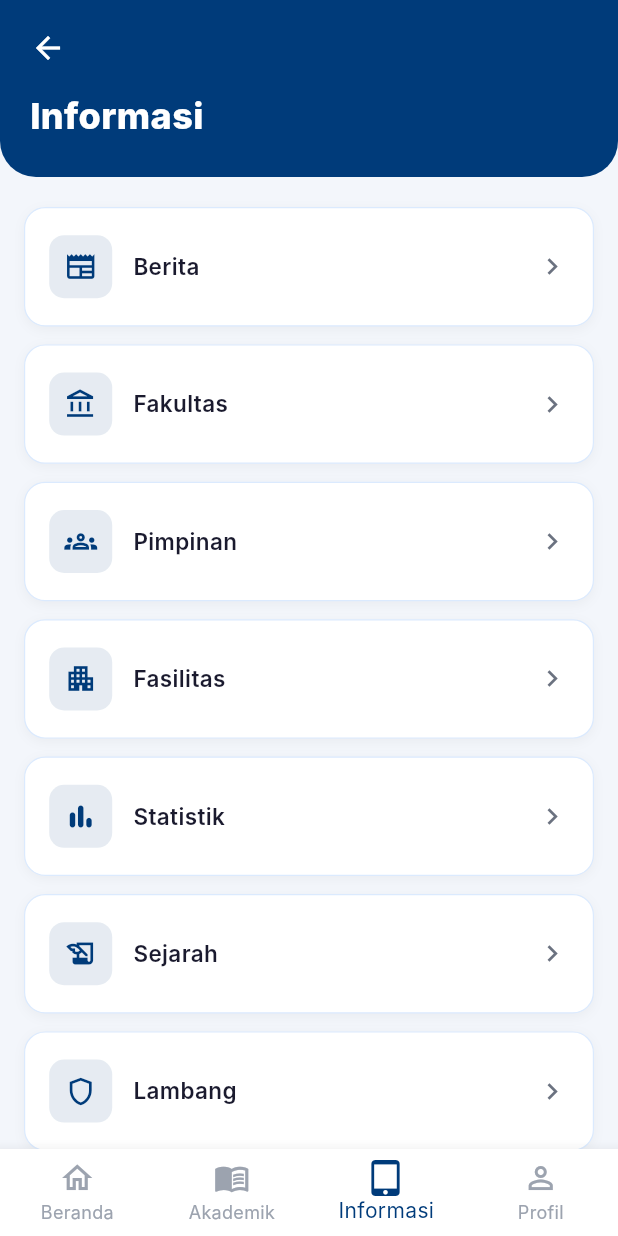
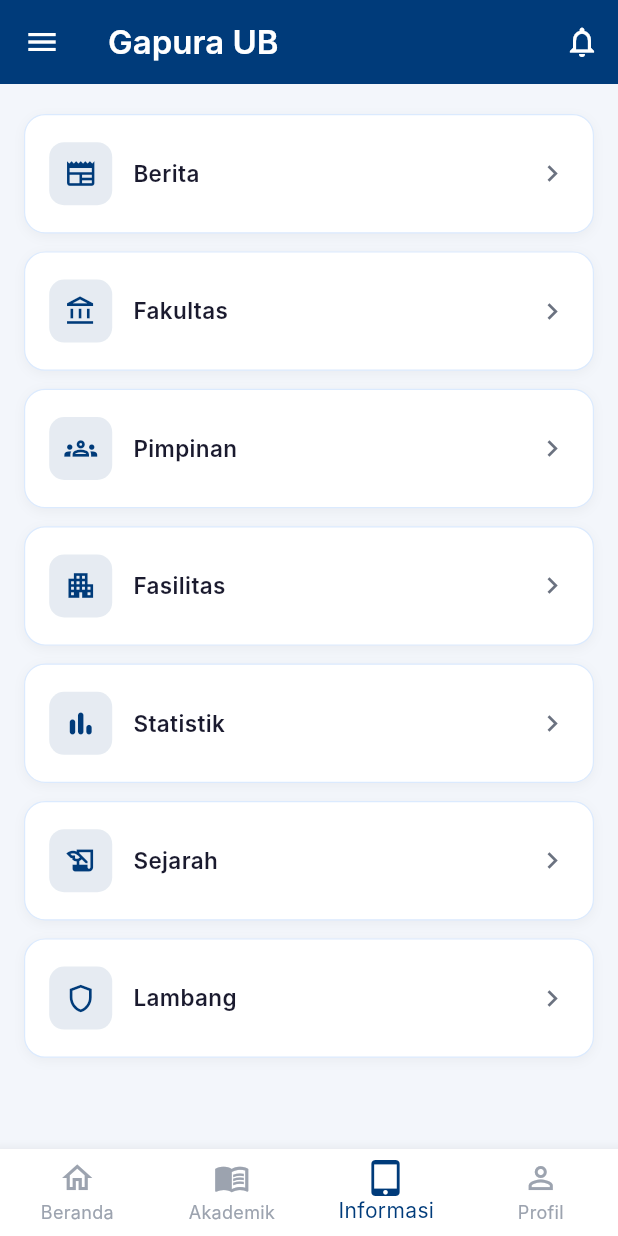
Before and after one commit to Raget13/gapura_ub_fix_design_SKRIPSI_2026, a Flutter app: the InformasiScreen screen opened directly, on a phone screen of 412 x 824 dp. Run offline on Flutter 3.47's test engine with Material 3 defaults, Android fonts, the phone set to English and light mode, and no system bars; our stand-ins replace local_auth; Roboto replaces fonts that are missing (Inter).

Commit message:
fix: ganti header custom dengan AppBar Gapura UB di Akademik dan Informasi screen

```diff
--- a/lib/screens/informasi_screen.dart
+++ b/lib/screens/informasi_screen.dart
@@ -1,6 +1,7 @@
 import 'package:flutter/material.dart';
 import '../core/app_colors.dart';
 import '../widgets/bottom_nav.dart';
+import '../screens/sidebar_drawer.dart';
 import 'akademik_screen.dart';
 import 'profile_screen.dart';
 import '../core/page_transitions.dart';
@@ -14,10 +15,22 @@
 
     return Scaffold(
       backgroundColor: isDark ? AppColors.darkBg : const Color(0xFFF3F6FB),
+      drawer: const SidebarDrawer(),
+      appBar: AppBar(
+        leading: Builder(
+          builder: (ctx) => IconButton(
+            icon: const Icon(Icons.menu),
+            onPressed: () => Scaffold.of(ctx).openDrawer(),
+          ),
+        ),
+        title: const Text('Gapura UB', style: TextStyle(fontWeight: FontWeight.w600)),
+        actions: [
+          IconButton(icon: const Icon(Icons.notifications_none), onPressed: () {}),
+        ],
+      ),
       body: Column(
         crossAxisAlignment: CrossAxisAlignment.start,
         children: [
-          _buildHeader(context),
           Expanded(
             child: SingleChildScrollView(
               padding: const EdgeInsets.fromLTRB(16, 20, 16, 20),
@@ -58,44 +71,6 @@
     );
   }
 
-  Widget _buildHeader(BuildContext context) {
-    return Container(
-      width: double.infinity,
-      decoration: const BoxDecoration(
-        color: AppColors.primary,
-        borderRadius: BorderRadius.only(
-          bottomLeft: Radius.circular(24),
-          bottomRight: Radius.circular(24),
-        ),
-      ),
-      child: SafeArea(
-        bottom: false,
-        child: Column(
-          crossAxisAlignment: CrossAxisAlignment.start,
-          children: [
-            Padding(
-              padding: const EdgeInsets.fromLTRB(8, 8, 16, 0),
-              child: IconButton(
-                icon: const Icon(Icons.arrow_back, color: Colors.white),
-                onPressed: () => Navigator.pop(context),
-              ),
-            ),
-            const Padding(
-              padding: EdgeInsets.fromLTRB(20, 4, 20, 24),
-              child: Text(
-                'Informasi',
-                style: TextStyle(
-                  color: Colors.white,
-                  fontSize: 24,
-                  fontWeight: FontWeight.w800,
-                ),
-              ),
-            ),
-          ],
-        ),
-      ),
-    );
-  }
 
   Widget _menuItem(
     BuildContext context,
```
Also changed, not shown: lib/screens/akademik_screen.dart (+14 -39 lines).
